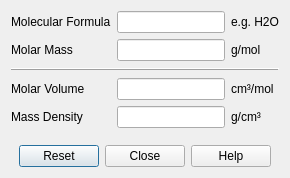
Above: src/sas/qtgui/Calculators/UI/DensityPanel.ui from SasView/sasview before the change. Below: the same form after it.
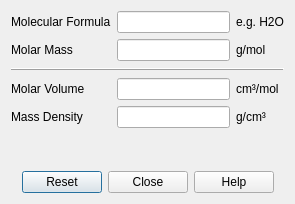
That is the form after the change. Icons and pictures are not drawn.

Diff of the .ui file:
```diff
--- a/src/sas/qtgui/Calculators/UI/DensityPanel.ui
+++ b/src/sas/qtgui/Calculators/UI/DensityPanel.ui
@@ -6,8 +6,8 @@
    <rect>
     <x>0</x>
     <y>0</y>
-    <width>290</width>
-    <height>178</height>
+    <width>295</width>
+    <height>204</height>
    </rect>
   </property>
   <property name="sizePolicy">
```
Left out of the diff: 6 changed lines with no effect on the pictures.
